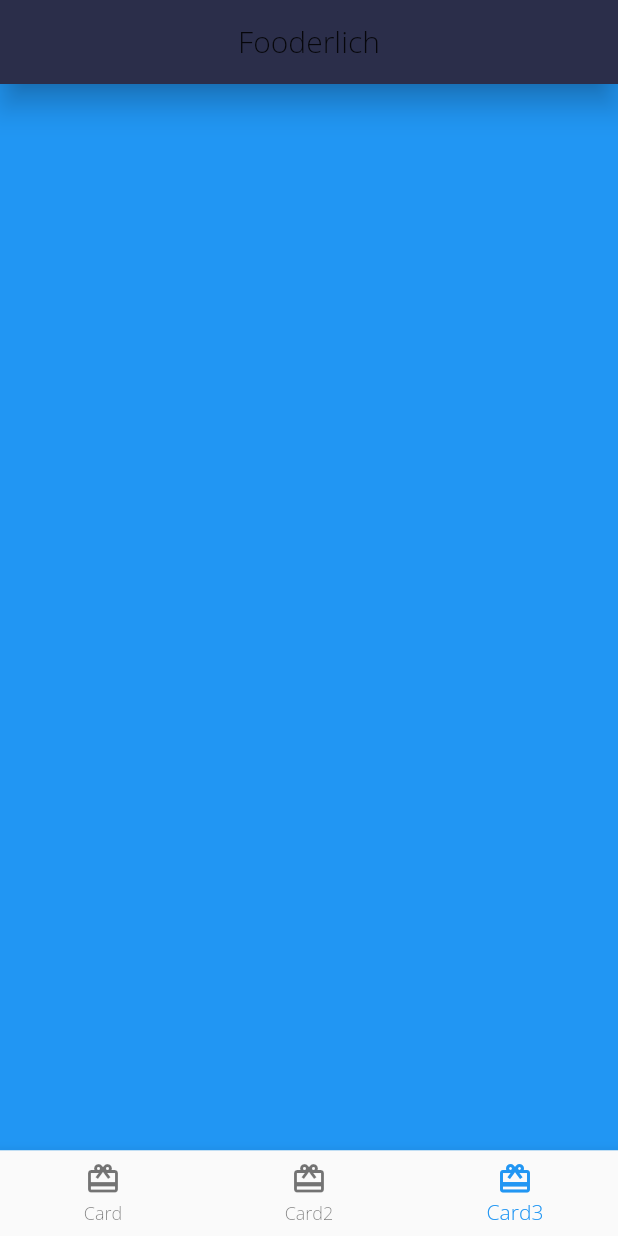
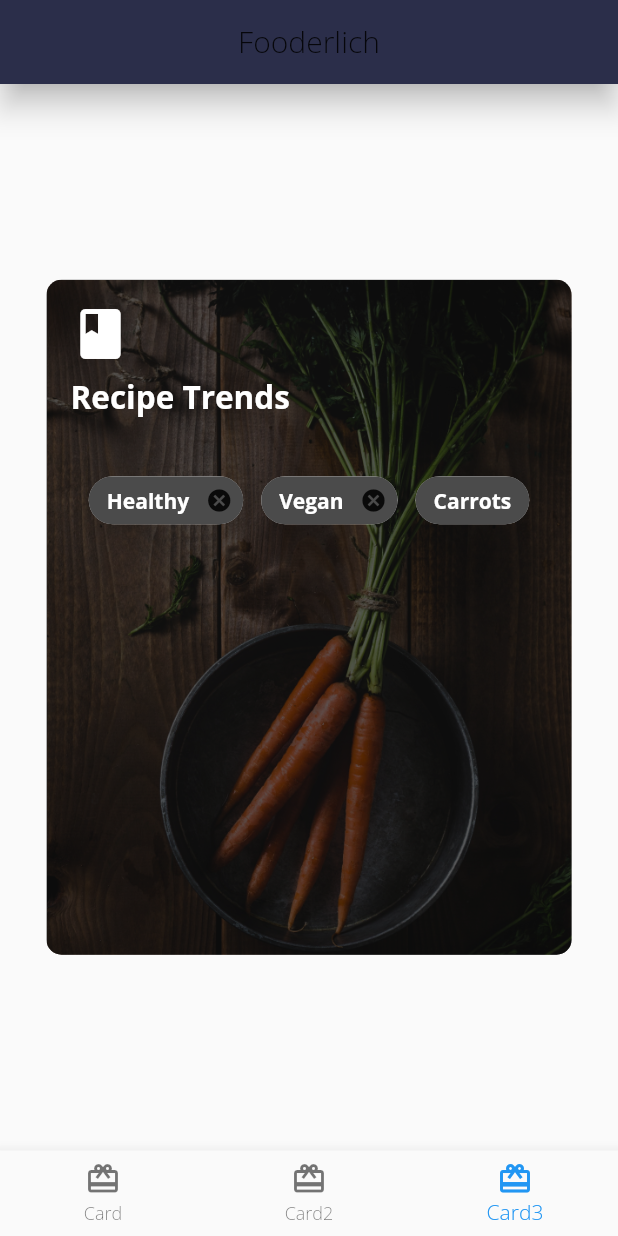
Before and after one commit to Aslmmon/flutter_mini_samples, a Flutter app: the Home screen opened directly, item 3 of the bottom bar chosen, on a phone screen of 412 x 824 dp. Run offline on Flutter 3.47's test engine with Material 2 defaults, Android fonts, the phone set to English and light mode, and no system bars; our stand-ins replace dots_indicator, flutter_svg, freezed_annotation, get, google_fonts, lottie; missing offline and left inert: flame.

Commit message:
added third card

```diff
--- a/lib/fooderlich/Home.dart
+++ b/lib/fooderlich/Home.dart
@@ -1,6 +1,7 @@
 import 'package:flutter/material.dart';
 import 'package:untitled/fooderlich/card1.dart';
 import 'package:untitled/fooderlich/card2.dart';
+import 'package:untitled/fooderlich/card3.dart';
 
 // 1
 class Home extends StatefulWidget {
@@ -18,8 +19,7 @@ class HomeState extends State<Home> {
   static List<Widget> pages = <Widget>[
     const Card1(),
     const Card2(),
-    // TODO: Replace with Card3
-    Container(color: Colors.blue)
+    const Card3(),
   ];
 
 // 9
--- /dev/null
+++ b/lib/fooderlich/card3.dart
@@ -0,0 +1,85 @@
+import 'package:flutter/material.dart';
+
+import 'fooderlich_theme.dart';
+
+class Card3 extends StatelessWidget {
+  const Card3({Key? key}) : super(key: key);
+
+  @override
+  Widget build(BuildContext context) {
+    return Center(
+      child: Container(
+        constraints: const BoxConstraints.expand(
+          width: 350,
+          height: 450,
+        ),
+        decoration: const BoxDecoration(
+          image: DecorationImage(
+            image: AssetImage('assets/mag2.png'),
+            fit: BoxFit.cover,
+          ),
+          borderRadius: BorderRadius.all(Radius.circular(10.0)),
+        ),
+        child: Stack(
+          children: [
+            Container(
+              decoration: BoxDecoration(
+                color: Colors.black.withOpacity(0.6),
+                // 2
+                borderRadius: const BorderRadius.all(Radius.circular(10.0)),
+              ),
+            ),
+            Container(
+              padding: const EdgeInsets.all(16),
+              child: Column(
+                crossAxisAlignment: CrossAxisAlignment.start,
+                children: [
+                  const Icon(
+                    Icons.book,
+                    color: Colors.white,
+                    size: 40,
+                  ),
+                  const SizedBox(height: 8),
+                  // 8
+                  Text(
+                    'Recipe Trends',
+                    style: FooderlichTheme.darkTextTheme.headline2,
+                  ),
+                  const SizedBox(height: 30),
+              Center(
+                child: Wrap(
+                    alignment: WrapAlignment.start,
+                    spacing: 12,
+                    children: [
+                Chip(
+                label: Text('Healthy',
+                    style: FooderlichTheme.darkTextTheme.bodyText1),
+                backgroundColor: Colors.black.withOpacity(0.7),
+                onDeleted: () {
+                  print('delete');
+                },
+              ), Chip(
+              label: Text('Vegan',
+                  style: FooderlichTheme.darkTextTheme.bodyText1),
+                        backgroundColor: Colors.black.withOpacity(0.7),
+                        onDeleted: () {
+                          print('delete');
+                        },
+                      ), Chip(
+                        label: Text('Carrots',
+                            style: FooderlichTheme.darkTextTheme.bodyText1),
+                        backgroundColor: Colors.black.withOpacity(0.7),
+                      ),
+                    ], ),
+              ),
+                ],
+              ),
+            ),
+// TODO 6: Add Container, Column, Icon and Text
+// TODO 7: Add Center widget with Chip widget
+          ],
+        ),
+      ),
+    );
+  }
+}
```
